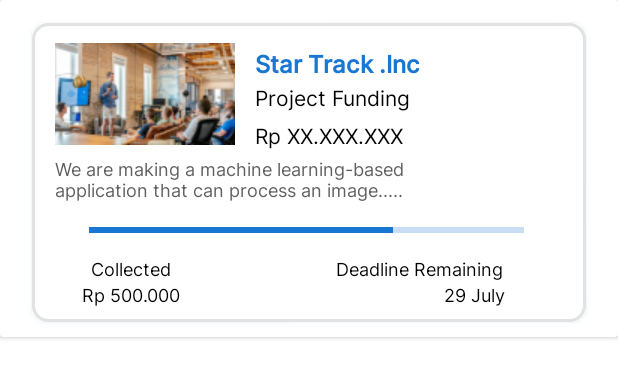
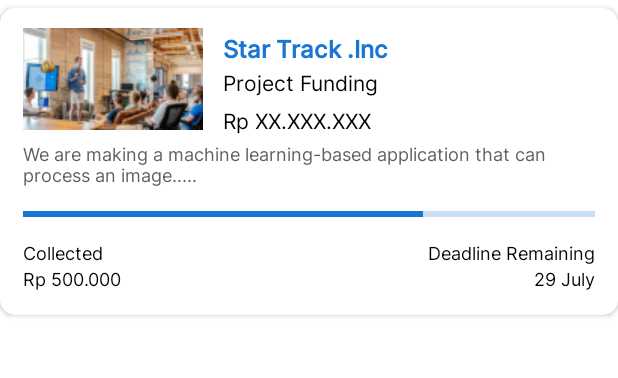
Before and after one commit to hafidmust/FundraiseyV2, an Android app: the layout adapter_recycler_home.xml on its own in the app's theme, with its tools: preview values and no code run, on a phone screen of 412 x 824 dp. Shown: the top 378 px of the screen. Run offline under Robolectric (Android 15) with nearby library versions, the phone set to English and light mode, and no system bars; network calls fail.

Commit message:
adjust ui home & detail loan, implement number currency, progress dynamic & day remaining

```diff
--- a/app/build.gradle
+++ b/app/build.gradle
@@ -71,6 +71,8 @@ dependencies {
     implementation "androidx.recyclerview:recyclerview:1.2.1"
     implementation 'com.amitshekhar.android:android-networking:1.0.2'
 
+    implementation 'joda-time:joda-time:2.10.13'
+
     testImplementation 'junit:junit:4.+'
     androidTestImplementation 'androidx.test.ext:junit:1.1.3'
     androidTestImplementation 'androidx.test.espresso:espresso-core:3.4.0'
--- a/app/src/main/java/app/binar/synrgy/android/finalproject/ui/loan/LoanDetailsViewModel.kt
+++ b/app/src/main/java/app/binar/synrgy/android/finalproject/ui/loan/LoanDetailsViewModel.kt
@@ -15,7 +15,9 @@ import kotlinx.coroutines.withContext
 class LoanDetailsViewModel : ViewModel() {
     val loanResponse : MutableLiveData<DataDetail> = MutableLiveData()
     val startupResponse : MutableLiveData<Startup> = MutableLiveData()
+    val isLoanAvailable : MutableLiveData<Boolean> = MutableLiveData(false)
     private lateinit var homeAPI: HomeAPI
+
 
     fun getDataFromAPI(id : Int){
         homeAPI = HomeAPI.getInstance().create(HomeAPI::class.java)
@@ -40,4 +42,5 @@ class LoanDetailsViewModel : ViewModel() {
             }
         }
     }
+
 }
--- a/app/src/main/res/layout/adapter_recycler_home.xml
+++ b/app/src/main/res/layout/adapter_recycler_home.xml
@@ -3,99 +3,97 @@
     xmlns:app="http://schemas.android.com/apk/res-auto"
     xmlns:tools="http://schemas.android.com/tools"
     android:layout_width="match_parent"
-    android:layout_height="match_parent">
+    android:layout_height="wrap_content">
 
     <androidx.cardview.widget.CardView
         android:layout_width="match_parent"
         android:layout_height="wrap_content"
-        app:layout_constraintLeft_toLeftOf="parent"
-        app:layout_constraintRight_toRightOf="parent"
-        app:layout_constraintTop_toTopOf="parent">
+        android:layout_marginTop="5dp"
+        android:layout_marginBottom="5dp"
+        app:cardCornerRadius="10dp"
+        app:layout_constraintEnd_toEndOf="parent"
+        app:layout_constraintStart_toStartOf="parent"
+        app:layout_constraintTop_toTopOf="parent"
+        app:layout_constraintBottom_toBottomOf="parent">
 
         <androidx.constraintlayout.widget.ConstraintLayout
             android:layout_width="match_parent"
-            android:layout_height="199dp"
-            android:layout_marginStart="21dp"
-            android:layout_marginEnd="21dp"
-            android:layout_marginBottom="10dp"
-            android:layout_marginTop="15dp"
-            android:background="@drawable/grid_recycler_home"
-            android:elevation="3dp"
-            android:outlineSpotShadowColor="@color/blue_secondary">
+            android:layout_height="match_parent"
+
+            >
 
             <ImageView
                 android:id="@+id/imageView_startup"
                 android:layout_width="120dp"
                 android:layout_height="68dp"
-                app:srcCompat="@drawable/adapter_home_recycler"
+                android:layout_marginStart="15dp"
+                android:layout_marginTop="13dp"
+                app:layout_constraintLeft_toLeftOf="parent"
                 app:layout_constraintTop_toTopOf="parent"
-                app:layout_constraintLeft_toLeftOf="parent"
-                android:layout_marginStart="15dp"
-                android:layout_marginTop="13dp"/>
+                app:srcCompat="@drawable/adapter_home_recycler" />
 
             <TextView
                 android:id="@+id/text_start_up_title"
                 android:layout_width="wrap_content"
                 android:layout_height="wrap_content"
+                android:layout_marginStart="13dp"
+                android:layout_marginTop="15dp"
                 android:fontFamily="@font/inter_medium"
                 android:text="@string/title_start_up"
                 android:textColor="@color/blue_primary"
                 android:textSize="16sp"
                 android:textStyle="bold"
                 app:layout_constraintLeft_toRightOf="@id/imageView_startup"
-                app:layout_constraintTop_toTopOf="parent"
-                android:layout_marginTop="15dp"
-                android:layout_marginStart="13dp"/>
+                app:layout_constraintTop_toTopOf="parent" />
 
             <TextView
                 android:id="@+id/text_projectfunding"
                 android:layout_width="wrap_content"
                 android:layout_height="wrap_content"
+                android:layout_marginStart="13dp"
+                android:layout_marginTop="1dp"
                 android:fontFamily="@font/inter_regular"
                 android:text="@string/pro_funding"
                 android:textColor="@color/black"
                 android:textSize="14sp"
-                android:layout_marginStart="13dp"
-                android:layout_marginTop="1dp"
-                app:layout_constraintTop_toBottomOf="@id/text_start_up_title"
-                app:layout_constraintLeft_toRightOf="@id/imageView_startup"/>
+                app:layout_constraintLeft_toRightOf="@id/imageView_startup"
+                app:layout_constraintTop_toBottomOf="@id/text_start_up_title" />
 
             <TextView
                 android:id="@+id/text_total_donation"
                 android:layout_width="wrap_content"
                 android:layout_height="wrap_content"
+                android:layout_marginStart="13dp"
+                android:layout_marginTop="5dp"
                 android:fontFamily="@font/inter_regular"
                 android:text="@string/donation"
                 android:textColor="@color/black"
                 android:textSize="14sp"
-                android:layout_marginStart="13dp"
-                android:layout_marginTop="5dp"
-                app:layout_constraintTop_toBottomOf="@id/text_projectfunding"
-                app:layout_constraintLeft_toRightOf="@id/imageView_startup"/>
+                app:layout_constraintLeft_toRightOf="@id/imageView_startup"
+                app:layout_constraintTop_toBottomOf="@id/text_projectfunding" />
 
             <TextView
                 android:id="@+id/text_description"
-                android:layout_width="288dp"
-                android:layout_height="32dp"
+                android:layout_width="match_parent"
+                android:layout_height="wrap_content"
+                android:layout_marginHorizontal="15dp"
+                android:layout_marginTop="7dp"
                 android:fontFamily="@font/inter_regular"
+                android:maxLines="2"
                 android:text="@string/description"
                 android:textColor="@color/grey"
                 android:textSize="12sp"
-                android:layout_marginTop="7dp"
-                android:layout_marginHorizontal="15dp"
-                app:layout_constraintTop_toBottomOf="@id/imageView_startup"
-                app:layout_constraintLeft_toLeftOf="parent"/>
+                app:layout_constraintLeft_toLeftOf="parent"
+                app:layout_constraintTop_toBottomOf="@id/imageView_startup" />
 
             <com.google.android.material.progressindicator.LinearProgressIndicator
                 android:id="@+id/indicator_adapter"
-                android:layout_width="290dp"
-                android:layout_height="4dp"
+                android:layout_width="0dp"
+                android:layout_height="wrap_content"
+                android:layout_marginHorizontal="15dp"
                 android:layout_marginTop="15dp"
-                android:layout_marginStart="27dp"
-                android:layout_marginEnd="31dp"
                 android:progress="70"
                 app:indicatorColor="@color/blue_primary"
-                app:indicatorDirectionLinear="leftToRight"
                 app:layout_constraintLeft_toLeftOf="parent"
                 app:layout_constraintRight_toRightOf="parent"
                 app:layout_constraintTop_toBottomOf="@id/text_description"
@@ -107,42 +105,37 @@
                 android:layout_height="wrap_content"
                 android:layout_marginTop="15dp"
                 android:fontFamily="@font/inter_regular"
+                android:paddingLeft="15dp"
                 android:text="@string/collected"
                 android:textColor="@color/black"
                 android:textSize="12sp"
                 app:layout_constraintLeft_toLeftOf="parent"
-                app:layout_constraintRight_toRightOf="parent"
-                app:layout_constraintTop_toBottomOf="@id/indicator_adapter"
-                tools:layout_marginStart="27dp"
-                android:layout_marginEnd="237dp"/>
+                app:layout_constraintTop_toBottomOf="@id/indicator_adapter" />
 
             <TextView
                 android:id="@+id/text_amount_colected"
                 android:layout_width="wrap_content"
                 android:layout_height="wrap_content"
                 android:fontFamily="@font/inter_regular"
+                android:paddingLeft="15dp"
+                android:paddingBottom="15dp"
                 android:text="@string/total_collected"
                 android:textColor="@color/black"
                 android:textSize="12sp"
                 app:layout_constraintLeft_toLeftOf="parent"
-                app:layout_constraintRight_toRightOf="parent"
-                app:layout_constraintTop_toBottomOf="@id/text_colected"
-                tools:layout_marginStart="7dp"
-                android:layout_marginEnd="237dp"/>
+                app:layout_constraintTop_toBottomOf="@id/text_colected" />
 
             <TextView
                 android:id="@+id/text_deadline"
                 android:layout_width="wrap_content"
                 android:layout_height="wrap_content"
-                android:layout_marginEnd="31dp"
-                android:layout_marginStart="178dp"
                 android:layout_marginTop="15dp"
                 android:fontFamily="@font/inter_regular"
+                android:paddingRight="15dp"
                 android:text="@string/deadline"
                 android:textColor="@color/black"
                 android:textSize="12sp"
                 app:layout_constraintRight_toRightOf="parent"
-                app:layout_constraintLeft_toLeftOf="parent"
                 app:layout_constraintTop_toBottomOf="@id/indicator_adapter" />
 
             <TextView
@@ -150,14 +143,13 @@
                 android:layout_width="wrap_content"
                 android:layout_height="wrap_content"
                 android:fontFamily="@font/inter_regular"
+                android:paddingRight="15dp"
+                android:paddingBottom="15dp"
                 android:text="@string/date_deadline"
                 android:textColor="@color/black"
                 android:textSize="12sp"
                 app:layout_constraintRight_toRightOf="parent"
-                app:layout_constraintTop_toBottomOf="@id/text_deadline"
-                app:layout_constraintLeft_toLeftOf="parent"
-                tools:layout_marginEnd="31dp"
-                android:layout_marginStart="220dp"/>
+                app:layout_constraintTop_toBottomOf="@id/text_deadline" />
 
 
         </androidx.constraintlayout.widget.ConstraintLayout>
```
Also changed, not shown: app/src/main/java/app/binar/synrgy/android/finalproject/ui/homenavigation/home/AdapterHome.kt (+24 -3 lines), app/src/main/java/app/binar/synrgy/android/finalproject/ui/loan/LoanDetailsActivity.kt (+21 -2 lines), app/src/main/java/app/binar/synrgy/android/finalproject/ui/payment/PaymentViewModel.kt (+6 -7 lines), app/src/main/java/app/binar/synrgy/android/finalproject/utils/CurrencyHelper.kt (added, +16 -0 lines), app/src/main/java/app/binar/synrgy/android/finalproject/utils/DaysHelper.kt (added, +15 -0 lines), app/src/main/res/layout/detail_loan.xml (+44 -26 lines), app/src/main/res/layout/fragment_home.xml (+64 -26 lines).
